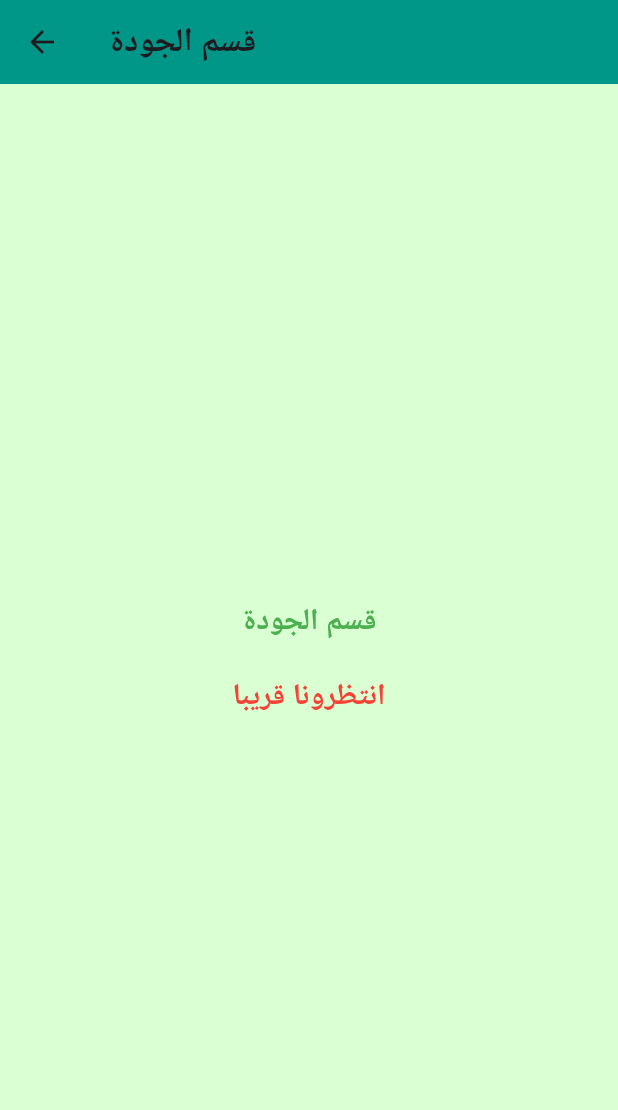
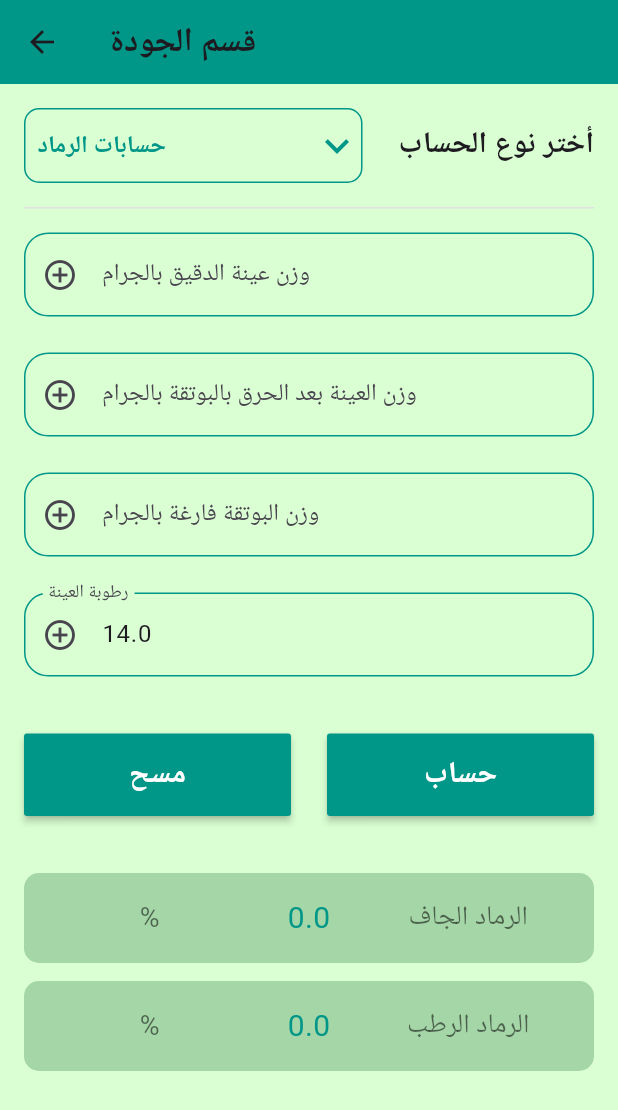
Before and after one commit to Devmks4/egymillers, a Flutter app: the QualityControlScreen screen opened directly, on a phone screen of 412 x 824 dp. Shown: the top 1110 px of the screen. Run offline on Flutter 3.47's test engine with Material 3 defaults, Android fonts, the phone set to English and light mode, and no system bars; our stand-ins replace camera, connectivity_plus, font_awesome_flutter, permission_handler, share_plus, webview_flutter.

Commit message:
update 24/9/2025 every thing is finished now i will upload to google play

```diff
--- a/lib/providers/questions_provider.dart
+++ b/lib/providers/questions_provider.dart
@@ -62,6 +62,7 @@ class QuestionsProvider with ChangeNotifier {
 
   Future<void> fetchAnswers(int questionID) async {
     _isAnswersLoading = true;
+    _answersData = [];
     notifyListeners();
     try {
       final http.Response response = await http.get(Uri.parse('http://egymillers.atwebpages.com/view_answers.php?questionID=$questionID'));
--- a/lib/screens/app_support_screen.dart
+++ b/lib/screens/app_support_screen.dart
@@ -101,7 +101,7 @@ class _SupportDeveloperPageState extends State<SupportDeveloperPage> with Single
                         spacing: 7,
                         children: const [
                           Text(
-                            "شكر خاص لكل من",
+                            "شكر خاص لكل من شارك بعلمه",
                             style: TextStyle(
                               fontSize: 20,
                               color: Colors.white,
--- a/lib/screens/power_calculations_screen.dart
+++ b/lib/screens/power_calculations_screen.dart
@@ -1,6 +1,5 @@
 import 'package:egymillers/screens/machinePower/conveyor_power.dart';
 import 'package:egymillers/shared/styles/colors.dart';
-import 'package:egymillers/widgets/app_textfield.dart';
 import 'package:egymillers/widgets/app_widgets.dart';
 import 'package:flutter/material.dart';
 import 'machinePower/bucket_power.dart';
--- /dev/null
+++ b/lib/screens/qualityControl/ash_calculation_screen.dart
@@ -0,0 +1,154 @@
+import 'package:flutter/material.dart';
+
+import '../../widgets/app_button.dart';
+import '../../widgets/app_textfield.dart';
+import '../../widgets/view_result.dart';
+
+class AshCalculationScreen extends StatefulWidget {
+  const AshCalculationScreen({super.key});
+
+  @override
+  State<AshCalculationScreen> createState() => _AshCalculationScreenState();
+}
+
+class _AshCalculationScreenState extends State<AshCalculationScreen> {
+  var formKey = GlobalKey<FormState>();
+  var control1 = TextEditingController(),
+      control2 = TextEditingController(),
+      control3 = TextEditingController(),
+      control4 = TextEditingController();
+  double dryAsh = 0 ,
+         wetAsh = 0 ;
+  late double botqaWeight,
+              afterBurnWeight,
+              beforeBurnWeight,
+              moisture = 14;
+  @override
+  void initState() {
+    // TODO: implement initState
+    super.initState();
+    control4.text = moisture.toString();
+  }
+
+  @override
+  Widget build(BuildContext context) {
+    return SingleChildScrollView(
+      child: Form(
+        key: formKey,
+        child: Column(
+          spacing: 24,
+          children: [
+            AppTextField(
+                controller: control1,
+                onChanged: (String? value){
+                  setState(() {
+                    beforeBurnWeight = double.parse(value!);
+                  });
+                },
+                labelText: 'وزن عينة الدقيق بالجرام',
+                validator: (String? value){
+                  if (value!.isEmpty) {
+                  return 'من فضلك أكتب قيمة صحيحة';
+                }
+                return null;
+                }
+            ),
+            AppTextField(
+              controller: control2,
+              onChanged: (String value){
+                afterBurnWeight= double.parse(value);
+              },
+              labelText: 'وزن العينة بعد الحرق بالبوتقة بالجرام',
+              validator: (String? value){
+                if (value!.isEmpty) {
+                return 'من فضلك أكتب قيمة صحيحة';
+              }
+              return null;
+                },
+            ),
+            AppTextField(
+              controller: control3,
+              onChanged: (String value){
+                botqaWeight= double.parse(value);
+              },
+              labelText: 'وزن البوتقة فارغة بالجرام',
+              validator: (String? value){
+                if (value!.isEmpty) {
+                  return 'من فضلك أكتب قيمة صحيحة';
+                }
+                return null;
+              },
+            ),
+            AppTextField(
+              controller: control4,
+              onChanged: (String value){
+                moisture= double.parse(value);
+              },
+              labelText: 'رطوبة العينة',
+              validator: (String? value){
+                if (value!.isEmpty) {
+                  return 'من فضلك أكتب قيمة صحيحة';
+                }
+                return null;
+              },
+            ),
+            Padding(
+              padding: const EdgeInsets.only(top:14.0),
+              child: Row(
+                children: [
+                  Expanded(
+                    child:AppButton(
+                      title: "مسح",
+                      onPress: (){
+                        setState(() {
+                          control1.text = '';
+                          control2.text = '';
+                          control3.text = '';
+                          control4.text = '14';
+                        });
+                      },
+                    ),
+                  ),
+                  SizedBox(
+                    width: 24,
+                  ),
+                  Expanded(
+                    child:AppButton(
+                      title: "حساب",
+                      onPress: (){
+                        if (formKey.currentState!.validate()){
+                          setState(() {
+                            dryAsh = (afterBurnWeight - botqaWeight) / (beforeBurnWeight - (beforeBurnWeight * 0.01 * moisture)) ;
+                            wetAsh = (afterBurnWeight - botqaWeight) / beforeBurnWeight;
+                          });
+                        }
+                      },
+                    ),
+                  ),
+                ],
+              ),
+            ),
+            Padding(
+              padding: const EdgeInsets.only(top:14.0,bottom: 32),
+              child: Column(
+                spacing: 12,
+                children: [
+                  ViewResult(
+                    measuredTitle: 'الرماد الجاف',
+                    measuredUnit: '%',
+                    measuredValue: '${double.parse((dryAsh * 100).toStringAsFixed(2))}',
+                  ),
+                  ViewResult(
+                    measuredTitle: 'الرماد الرطب',
+                    measuredUnit: '%',
+                    measuredValue: '${double.parse((wetAsh * 100).toStringAsFixed(2))}',
+                  ),
+                ],
+              ),
+            ),
+          ],
+        ),
+      ),
+    );
+  }
+}
--- a/lib/screens/quality_control_screen.dart
+++ b/lib/screens/quality_control_screen.dart
@@ -1,5 +1,8 @@
+import 'package:egymillers/screens/qualityControl/ash_calculation_screen.dart';
+import 'package:egymillers/screens/qualityControl/doser_calculations_screen.dart';
 import 'package:egymillers/shared/styles/colors.dart';
 import 'package:flutter/material.dart';
+import '../widgets/app_widgets.dart';
 
 class QualityControlScreen extends StatefulWidget {
   const QualityControlScreen({super.key});
@@ -9,6 +12,12 @@ class QualityControlScreen extends StatefulWidget {
 }
 
 class _QualityControlScreen extends State<QualityControlScreen> {
+
+  var calculationType = ['حسابات الرماد','حسابات الدوزر'];
+  String dropdownvalue = 'حسابات الرماد';
+  int selectedIndex=0;
+  var calculationScreen = [AshCalculationScreen(),DoserCalculationsScreen()];
+
   @override
   Widget build(BuildContext context) {
     return Scaffold(
@@ -22,30 +31,67 @@ class _QualityControlScreen extends State<QualityControlScreen> {
           ),
         ),
       ),
-      body: Center(
+      body:  Padding(
+        padding: const EdgeInsets.all(16.0),
+        child: SingleChildScrollView(
           child: Column(
             mainAxisAlignment: MainAxisAlignment.center,
+            spacing: 16,
             children: [
-            Text(
-              'قسم الجودة',
+              Row(
+                spacing: 24,
+                children: [
+                  Expanded(
+                    child: Container(
+                      decoration: BoxDecoration(
+                          border: Border.all(color: primaryColor),
+                          color: scaffoldBackGround,
+                          borderRadius: BorderRadius.circular(10)),
+                      child: Padding(
+                        padding: const EdgeInsets.only(left:8.0),
+                        child: DropdownButton(
+                          isExpanded: true,
+                          underline: SizedBox(),
+                          value: dropdownvalue,
+
+                          icon: Icon(Icons.keyboard_arrow_down,color: primaryColor,),
+                          iconSize: 32,
+                          borderRadius: BorderRadius.circular(10),
                           style: TextStyle(
-                color: Colors.green,
+                            fontSize: 16,
                             fontWeight: FontWeight.bold,
-                fontSize: 20,
+                            color: primaryColor,
+                          ),
+                          alignment: Alignment.center,
+                          items: calculationType.map((String measureType) {
+                            return DropdownMenuItem(
+                              value: measureType,
+                              child: Text(measureType),
+                            );
+                          }).toList(),
+                          onChanged: (String? value) {
+                            setState(() {
+                              dropdownvalue = value!;
+                              selectedIndex = calculationType.indexOf(dropdownvalue);
+                            });
+                          },
                         ),
                       ),
-            SizedBox(
-              height: 20,
+                    ),
                   ),
                   Text(
-              'انتظرونا قريبا',
+                    'أختر نوع الحساب',
                     style: TextStyle(
-                color: Colors.red,
+                      fontSize: 20,
                       fontWeight: FontWeight.bold,
-                fontSize: 20,
                     ),
                   ),
                 ],
+              ),
+              Appspacer(),
+              calculationScreen[selectedIndex],
+            ],
+          ),
         ),
       ),
     );
```
Also changed, not shown: lib/screens/home_screen.dart (+21 -1 lines), lib/screens/information_bank_screen.dart (+60 -1 lines), lib/screens/qualityControl/doser_calculations_screen.dart (added, +111 -0 lines), lib/services/products_prices_service.dart (deleted, +0 -13 lines). Lines whose indentation alone changed are shown as unchanged.
